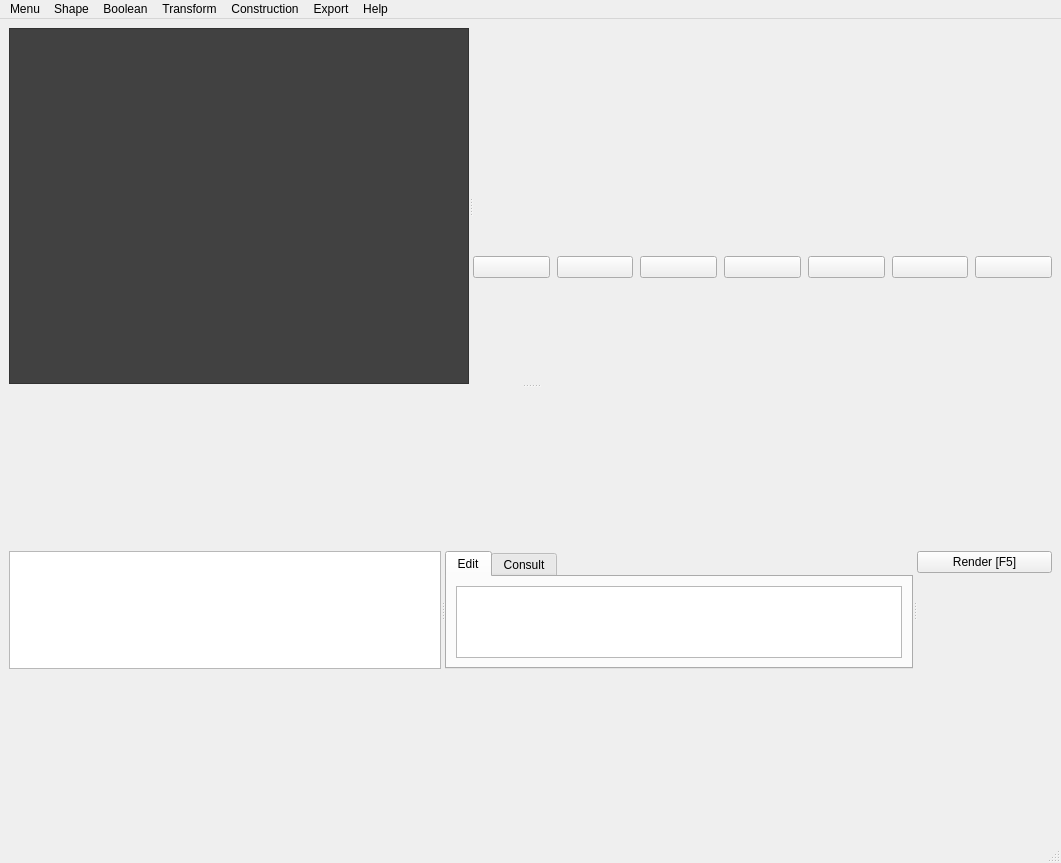
First picture: the form in poccad.ui, repository Tanneguydv/poccad, before the edit.
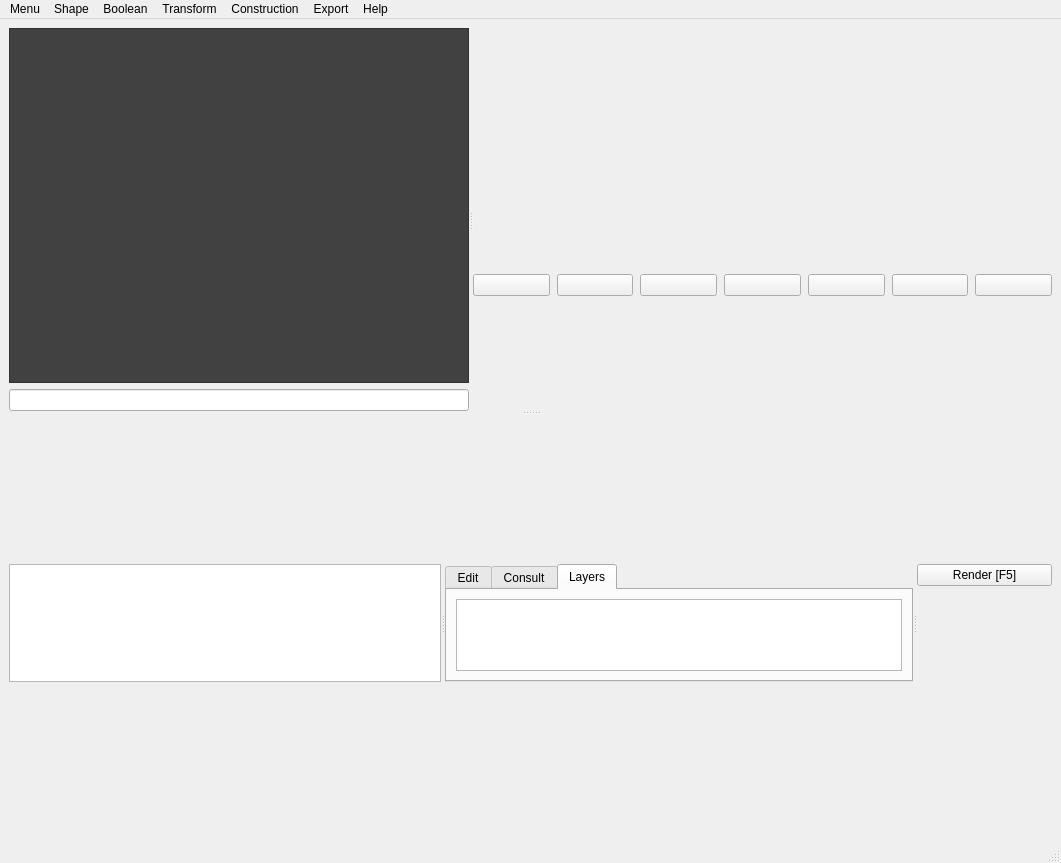
Second picture: the form after the edit. The open tabs and pages were chosen to show the change. Icons and pictures are not drawn. Custom widgets are drawn as their Qt base class.

Commit message: better method as exple for Box&Point +1stlayermgmt

The edit to the form file:
```diff
--- a/poccad.ui
+++ b/poccad.ui
@@ -39,7 +39,7 @@
            <enum>Qt::Horizontal</enum>
           </property>
           <widget class="QWidget" name="gridLayoutWidget">
-           <layout class="QHBoxLayout" name="horizontalLayout_5">
+           <layout class="QVBoxLayout" name="verticalLayout_2">
             <item>
              <widget class="QPlainTextEdit" name="output">
               <property name="sizePolicy">
@@ -193,9 +193,12 @@
               </property>
              </widget>
             </item>
+            <item>
+             <widget class="QLineEdit" name="entryline"/>
+            </item>
            </layout>
           </widget>
-          <widget class="QWidget" name="">
+          <widget class="QWidget" name="layoutWidget">
            <layout class="QVBoxLayout" name="verticalLayout">
             <item>
              <layout class="QGridLayout" name="gridLayout_2">
@@ -351,6 +354,11 @@
               <property name="headerHidden">
                <bool>true</bool>
               </property>
+              <column>
+               <property name="text">
+                <string notr="true">1</string>
+               </property>
+              </column>
              </widget>
             </item>
            </layout>
@@ -444,6 +452,32 @@
                 </item>
                </layout>
               </widget>
+              <widget class="QWidget" name="tab">
+               <property name="sizePolicy">
+                <sizepolicy hsizetype="Expanding" vsizetype="Expanding">
+                 <horstretch>0</horstretch>
+                 <verstretch>0</verstretch>
+                </sizepolicy>
+               </property>
+               <attribute name="title">
+                <string>Layers</string>
+               </attribute>
+               <layout class="QHBoxLayout" name="horizontalLayout_5">
+                <item>
+                 <widget class="QTreeWidget" name="treelayers">
+                  <property name="sizePolicy">
+                   <sizepolicy hsizetype="Expanding" vsizetype="Expanding">
+                    <horstretch>0</horstretch>
+                    <verstretch>0</verstretch>
+                   </sizepolicy>
+                  </property>
+                  <property name="headerHidden">
+                   <bool>true</bool>
+                  </property>
+                 </widget>
+                </item>
+               </layout>
+              </widget>
              </widget>
             </item>
            </layout>
```
Left out of the diff: 8 changed lines with no effect on the pictures. The commit also changes 2 other files.
